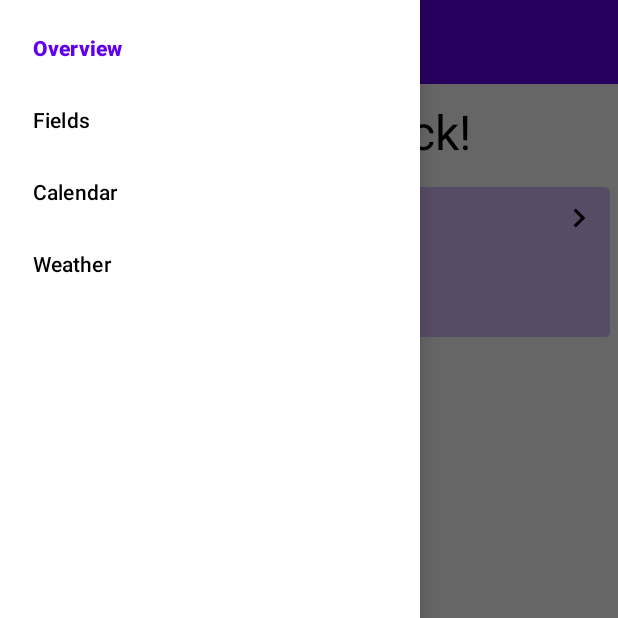
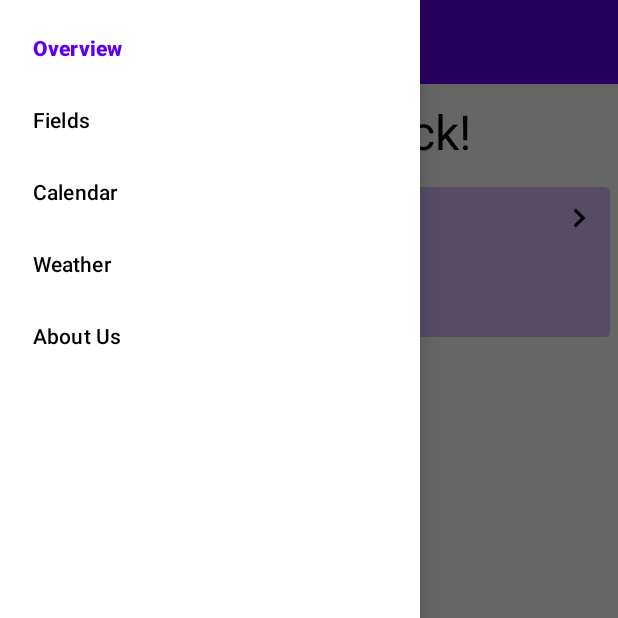
Before and after one commit to FDniel97/Ipari-mez-gazdas-gi-alkalmaz-s, an Android app: the screen it shows after launch (MainActivity), with the side drawer open, on a phone screen of 412 x 824 dp, the top half of it. Run offline under Robolectric (Android 15) with nearby library versions, the phone set to English and light mode, and no system bars; our stand-ins replace Room's generated code, data binding, navigation-ui; 1 statement that could not run was skipped.

Commit message:
Add About Us Fragment

```diff
--- a/AgriculturalManagement/app/src/main/java/com/example/agriculturalmanagement/MainActivity.java
+++ b/AgriculturalManagement/app/src/main/java/com/example/agriculturalmanagement/MainActivity.java
@@ -37,7 +37,9 @@ public class MainActivity extends AppCompatActivity {
                 .Builder(Set.of(
                         R.id.overview_dest,
                         R.id.calendar_dest,
-                        R.id.field_list_dest, R.id.weather_dest))
+                        R.id.field_list_dest,
+                        R.id.weather_dest,
+                        R.id.about_us_dest))
                 .setOpenableLayout(drawerLayout)
                 .build();
         NavigationUI.setupActionBarWithNavController(this, navController, appBarConfiguration);
--- a/AgriculturalManagement/app/src/main/res/menu/nav_drawer_menu.xml
+++ b/AgriculturalManagement/app/src/main/res/menu/nav_drawer_menu.xml
@@ -12,4 +12,7 @@
     <item
         android:id="@id/weather_dest"
         android:title="@string/weather" />
+    <item
+        android:id="@id/about_us_dest"
+        android:title="@string/about_us" />
 </menu>
--- a/AgriculturalManagement/app/src/main/res/navigation/mobile_navigation.xml
+++ b/AgriculturalManagement/app/src/main/res/navigation/mobile_navigation.xml
@@ -69,4 +69,11 @@
         tools:layout="@layout/fragment_weather">
     </fragment>
 
+    <fragment
+        android:id="@+id/about_us_dest"
+        android:name="com.example.agriculturalmanagement.AboutUsFragment"
+        android:label="@string/about_us"
+        tools:layout="@layout/fragment_about_us">
+    </fragment>
+
 </navigation>
--- a/AgriculturalManagement/app/src/main/res/values/strings.xml
+++ b/AgriculturalManagement/app/src/main/res/values/strings.xml
@@ -13,4 +13,5 @@
     <string name="success">Success</string>
     <string name="error">Error</string>
     <string name="welcome_back">Welcome back!</string>
+    <string name="about_us">About Us</string>
 </resources>
```
Also changed, not shown: AgriculturalManagement/app/src/main/java/com/example/agriculturalmanagement/AboutUsFragment.java (added, +68 -0 lines), AgriculturalManagement/app/src/main/res/layout/fragment_about_us.xml (added, +36 -0 lines), AgriculturalManagement/app/src/main/res/drawable-mdpi/elte.jpg (added), 1 other file.
